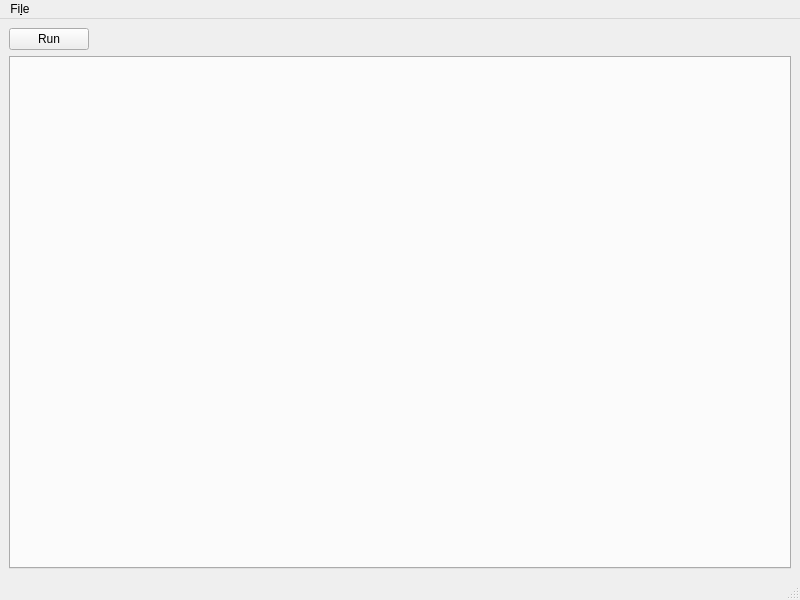
Before: the Qt Designer form mesmerize/viewer/modules/ui_files/script_editor.ui in kushalkolar/MESmerize, drawn with Qt 5.
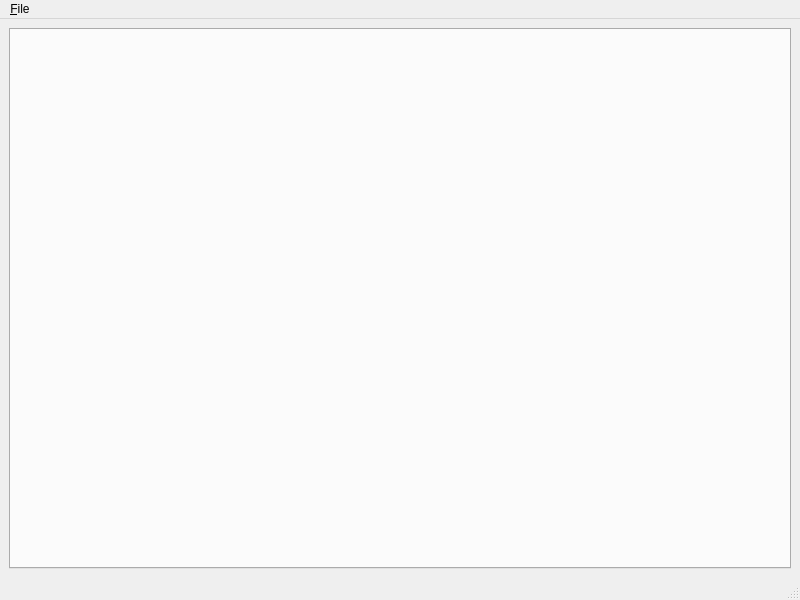
After: the same form once the commit is applied.

The edit to the form file:
```diff
--- a/mesmerize/viewer/modules/ui_files/script_editor.ui
+++ b/mesmerize/viewer/modules/ui_files/script_editor.ui
@@ -15,27 +15,7 @@
   </property>
   <widget class="QWidget" name="centralwidget">
    <layout class="QGridLayout" name="gridLayout">
-    <item row="0" column="0">
-     <widget class="QPushButton" name="pushButtonRun">
-      <property name="text">
-       <string>Run</string>
-      </property>
-     </widget>
-    </item>
-    <item row="0" column="1">
-     <spacer name="horizontalSpacer">
-      <property name="orientation">
-       <enum>Qt::Horizontal</enum>
-      </property>
-      <property name="sizeHint" stdset="0">
-       <size>
-        <width>695</width>
-        <height>20</height>
-       </size>
-      </property>
-     </spacer>
-    </item>
-    <item row="1" column="0" colspan="2">
+    <item row="0" column="0" colspan="2">
      <widget class="QTabWidget" name="tabWidget">
       <property name="currentIndex">
        <number>-1</number>
@@ -50,12 +30,12 @@
      <x>0</x>
      <y>0</y>
      <width>800</width>
-     <height>30</height>
+     <height>20</height>
     </rect>
    </property>
    <widget class="QMenu" name="menuFile">
     <property name="title">
-     <string>Fi&amp;le</string>
+     <string>&amp;File</string>
     </property>
     <addaction name="actionNew"/>
     <addaction name="actionOpen"/>
```
Left out of the diff: 24 changed lines with no effect on the pictures.
